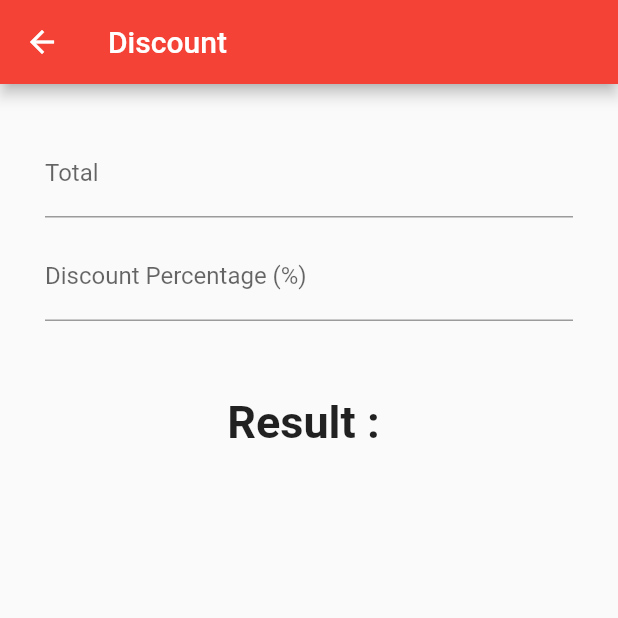
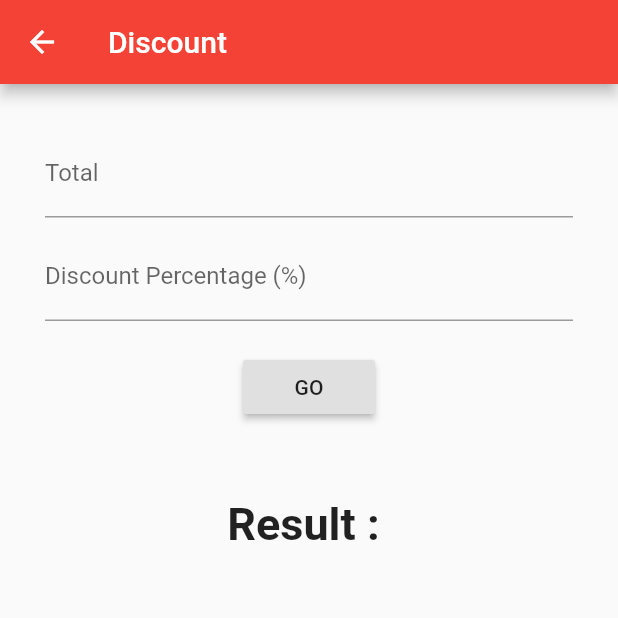
Before and after one commit to crpoudyal/basic_flutter_calculator, a Flutter app: the screen it shows after launch, in the side drawer, after a tap on "Discount", on a phone screen of 412 x 824 dp, the top half of it. Run offline on Flutter 3.47's test engine with Material 2 defaults, Android fonts, the phone set to English and light mode, and no system bars.

Commit message:
[Added]buttton

```diff
--- a/lib/discount.dart
+++ b/lib/discount.dart
@@ -1,5 +1,4 @@
 import 'package:flutter/material.dart';
-
 
 class Discount extends StatefulWidget {
   @override
@@ -11,20 +10,16 @@ class _DiscountState extends State<Discount> {
   Widget build(BuildContext context) {
     return Scaffold(
         appBar: AppBar(
-        title:Text("Discount"),
+          title: Text("Discount"),
         ),
         body: Padding(
           padding: const EdgeInsets.all(30.0),
           child: Center(
-
-          child:Column(
+              child: Column(
             mainAxisAlignment: MainAxisAlignment.start,
-            children:<Widget>[
-
-
+            children: <Widget>[
               TextField(
                 keyboardType: TextInputType.number,
-
                 decoration: InputDecoration(
                   hintText: "Enter a number",
                   labelText: "Total",
@@ -35,27 +30,30 @@ class _DiscountState extends State<Discount> {
               ),
               TextField(
                 keyboardType: TextInputType.number,
-
                 decoration: InputDecoration(
                   hintText: "Enter a number",
                   labelText: "Discount Percentage (%)",
                 ),
               ),
               SizedBox(
+                height: 20.0,
+              ),
+              RaisedButton(
+                onPressed: () {},
+                child: Text("GO"),
+              ),
+              SizedBox(
                 height: 50.0,
               ),
-                Text("Result : ",
+              Text(
+                "Result : ",
                 style: TextStyle(
                   fontSize: 30.0,
-                  fontWeight:FontWeight.bold,
+                  fontWeight: FontWeight.bold,
                 ),
               ),
-
             ],
-          )
-        ),
-      )
-
-    );
+          )),
+        ));
   }
 }
```
Lines whose indentation alone changed are shown as unchanged.
